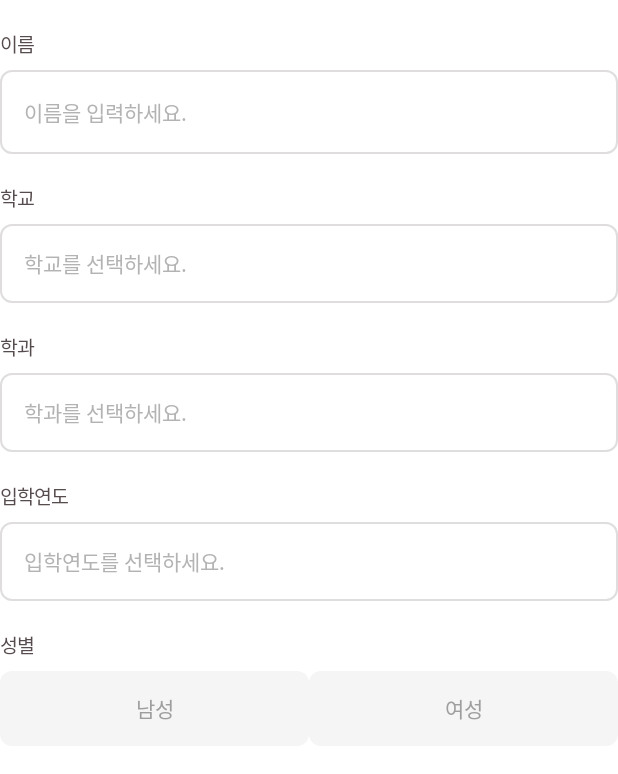
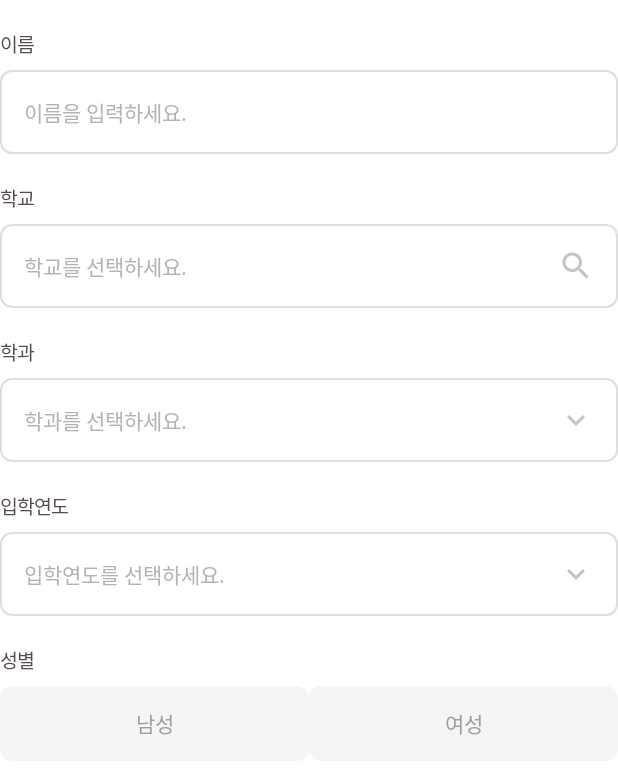
Before and after one commit to semothon/2025_TEAM_2_FE, an Android app built with Jetpack Compose: the @Preview function SignUpInfoPreview, on a phone screen of 412 x 824 dp. Shown: the top 774 px of the screen. Run offline under Robolectric (Android 15) with nearby library versions, the phone set to English and light mode, and no system bars.

Commit message:
Update SignUp

```diff
--- a/app/src/main/java/com/example/team2/presentation/signup/SignUpInfoScreen.kt
+++ b/app/src/main/java/com/example/team2/presentation/signup/SignUpInfoScreen.kt
@@ -1,21 +1,21 @@
 package com.example.team2.presentation.signup
 
-import androidx.compose.foundation.background
 import androidx.compose.foundation.border
 import androidx.compose.foundation.clickable
-import androidx.compose.foundation.layout.Box
+import androidx.compose.foundation.layout.Arrangement
 import androidx.compose.foundation.layout.Column
-import androidx.compose.foundation.layout.PaddingValues
 import androidx.compose.foundation.layout.Row
 import androidx.compose.foundation.layout.Spacer
 import androidx.compose.foundation.layout.fillMaxWidth
 import androidx.compose.foundation.layout.height
 import androidx.compose.foundation.layout.padding
 import androidx.compose.foundation.shape.RoundedCornerShape
-import androidx.compose.material3.Button
-import androidx.compose.material3.ButtonDefaults
+import androidx.compose.material.icons.Icons
+import androidx.compose.material.icons.filled.KeyboardArrowDown
+import androidx.compose.material.icons.filled.Search
 import androidx.compose.material3.DropdownMenu
 import androidx.compose.material3.DropdownMenuItem
+import androidx.compose.material3.Icon
 import androidx.compose.material3.OutlinedTextField
 import androidx.compose.material3.OutlinedTextFieldDefaults
 import androidx.compose.material3.Text
@@ -27,26 +27,26 @@ import androidx.compose.runtime.mutableStateOf
 import androidx.compose.runtime.remember
 import androidx.compose.runtime.saveable.rememberSaveable
 import androidx.compose.runtime.setValue
+import androidx.compose.ui.Alignment
 import androidx.compose.ui.Modifier
-import androidx.compose.ui.graphics.Color
+import androidx.compose.ui.platform.LocalSoftwareKeyboardController
 import androidx.compose.ui.text.TextStyle
 import androidx.compose.ui.tooling.preview.Preview
 import androidx.compose.ui.unit.dp
 import com.example.team2.presentation.component.CustomText
+import com.example.team2.presentation.signup.component.SignUpGenderButton
 import com.example.team2.presentation.signup.model.UserInfo
 import com.example.team2.ui.theme.Brown1
 import com.example.team2.ui.theme.Brown2
-import com.example.team2.ui.theme.Gray1
+import com.example.team2.ui.theme.Gray3
 import com.example.team2.ui.theme.Gray4
-import com.example.team2.ui.theme.Gray5
-import com.example.team2.ui.theme.MainColor
-import com.example.team2.ui.theme.MainWhite
 
 @Composable
 fun SignUpInfoScreen(viewModel: SignUpViewModel) {
+    val keyboardController = LocalSoftwareKeyboardController.current
     val univOptions = viewModel.univOptions.collectAsState()
+    val departmentOptions = viewModel.departmentOptions.collectAsState()
     val yearOptions = viewModel.yearOptions.collectAsState()
-    val departmentOptions = viewModel.departmentOptions.collectAsState()
     var userName by rememberSaveable { mutableStateOf("") }
     var univ by rememberSaveable { mutableStateOf("학교를 선택하세요.") }
     var department by rememberSaveable { mutableStateOf("학과를 선택하세요.") }
@@ -85,16 +85,27 @@ fun SignUpInfoScreen(viewModel: SignUpViewModel) {
         Spacer(Modifier.height(20.dp))
         CustomText("학교")
         Spacer(Modifier.height(8.dp))
-        Box(
+        Column {
+            Row(
                 modifier = Modifier
                     .fillMaxWidth()
                     .border(1.dp, Brown1.copy(alpha = 0.2f), RoundedCornerShape(8.dp))
                     .padding(16.dp)
-                .clickable { univExpanded = true },
+                    .clickable {
+                        keyboardController?.hide()
+                        univExpanded = true
+                    },
+                verticalAlignment = Alignment.CenterVertically,
+                horizontalArrangement = Arrangement.SpaceBetween
             ) {
                 Text(
                     text = univ,
                     style = TextStyle(color = if (univ == "학교를 선택하세요.") Gray4 else Brown2),
+                )
+                Icon(
+                    imageVector = Icons.Default.Search,
+                    contentDescription = "Search",
+                    tint = Gray3
                 )
             }
             DropdownMenu(
@@ -111,20 +122,29 @@ fun SignUpInfoScreen(viewModel: SignUpViewModel) {
                     )
                 }
             }
+        }
 
         Spacer(Modifier.height(20.dp))
         CustomText("학과")
         Spacer(Modifier.height(8.dp))
-        Box(
+        Column {
+            Row(
                 modifier = Modifier
                     .fillMaxWidth()
                     .border(1.dp, Brown1.copy(alpha = 0.2f), RoundedCornerShape(8.dp))
                     .padding(16.dp)
                     .clickable { departmentExpanded = true },
+                verticalAlignment = Alignment.CenterVertically,
+                horizontalArrangement = Arrangement.SpaceBetween
             ) {
                 Text(
                     text = department,
                     style = TextStyle(color = if (department == "학과를 선택하세요.") Gray4 else Brown2),
+                )
+                Icon(
+                    imageVector = Icons.Default.KeyboardArrowDown,
+                    contentDescription = "KeyboardArrowDown",
+                    tint = Gray3
                 )
             }
             DropdownMenu(
@@ -137,24 +157,33 @@ fun SignUpInfoScreen(viewModel: SignUpViewModel) {
                             department = option
                             departmentExpanded = false
                         },
-                    text = { Text(text = option) }
+                        text = { Text(text = option) },
                     )
+                }
             }
         }
 
         Spacer(Modifier.height(20.dp))
         CustomText("입학연도")
         Spacer(Modifier.height(8.dp))
-        Box(
+        Column {
+            Row(
                 modifier = Modifier
                     .fillMaxWidth()
                     .border(1.dp, Brown1.copy(alpha = 0.2f), RoundedCornerShape(8.dp))
                     .padding(16.dp)
-                .clickable { yearExpanded = true },
+                    .clickable { departmentExpanded = true },
+                verticalAlignment = Alignment.CenterVertically,
+                horizontalArrangement = Arrangement.SpaceBetween
             ) {
                 Text(
                     text = year,
                     style = TextStyle(color = if (year == "입학연도를 선택하세요.") Gray4 else Brown2),
+                )
+                Icon(
+                    imageVector = Icons.Default.KeyboardArrowDown,
+                    contentDescription = "KeyboardArrowDown",
+                    tint = Gray3
                 )
             }
             DropdownMenu(
@@ -167,8 +196,9 @@ fun SignUpInfoScreen(viewModel: SignUpViewModel) {
                             year = option
                             yearExpanded = false
                         },
-                    text = { Text(text = option) }
+                        text = { Text(text = option) },
                     )
+                }
             }
         }
 
@@ -176,52 +206,8 @@ fun SignUpInfoScreen(viewModel: SignUpViewModel) {
         CustomText("성별")
         Spacer(Modifier.height(8.dp))
         Row {
-            Button(
-                onClick = { gender = "남성" },
-                modifier = Modifier
-                    .weight(1f)
-                    .height(50.dp)
-                    .border(
-                        if (gender == "남성") 1.dp else 0.dp,
-                        if (gender == "남성") MainColor else Color.Transparent,
-                        RoundedCornerShape(8.dp)
-                    )
-                    .background(
-                        if (gender == "남성") MainWhite else Gray1,
-                        RoundedCornerShape(8.dp)
-                    ),
-                shape = RoundedCornerShape(8.dp),
-                colors = ButtonDefaults.buttonColors(containerColor = Color.Transparent),
-                contentPadding = PaddingValues(0.dp)
-            ) {
-                Text(
-                    text = "남성",
-                    style = TextStyle(color = if (gender == "남성") MainColor else Gray5)
-                )
-            }
-            Button(
-                onClick = { gender = "여성" },
-                modifier = Modifier
-                    .weight(1f)
-                    .height(50.dp)
-                    .border(
-                        if (gender == "여성") 1.dp else 0.dp,
-                        if (gender == "여성") MainColor else Color.Transparent,
-                        RoundedCornerShape(8.dp)
-                    )
-                    .background(
-                        if (gender == "여성") MainWhite else Gray1,
-                        RoundedCornerShape(8.dp)
-                    ),
-                shape = RoundedCornerShape(8.dp),
-                colors = ButtonDefaults.buttonColors(containerColor = Color.Transparent),
-                contentPadding = PaddingValues(0.dp)
-            ) {
-                Text(
-                    text = "여성",
-                    style = TextStyle(color = if (gender == "여성") MainColor else Gray5)
-                )
-            }
+            SignUpGenderButton(gender, "남성", Modifier.weight(1f)) { gender = "남성" }
+            SignUpGenderButton(gender, "여성", Modifier.weight(1f)) { gender = "여성" }
         }
     }
 }
--- a/app/src/main/java/com/example/team2/presentation/signup/SignUpProfileScreen.kt
+++ b/app/src/main/java/com/example/team2/presentation/signup/SignUpProfileScreen.kt
@@ -23,17 +23,13 @@ import androidx.compose.runtime.setValue
 import androidx.compose.ui.Alignment
 import androidx.compose.ui.Modifier
 import androidx.compose.ui.draw.clip
-import androidx.compose.ui.graphics.Color
 import androidx.compose.ui.platform.LocalSoftwareKeyboardController
 import androidx.compose.ui.res.painterResource
 import androidx.compose.ui.tooling.preview.Preview
 import androidx.compose.ui.unit.dp
-import com.example.team2.R
-import com.example.team2.presentation.component.SignUpRowTextAndButton
-import com.example.team2.presentation.signup.model.UserInfo
+import com.example.team2.presentation.signup.component.SignUpRowTextAndButton
 import com.example.team2.ui.theme.Brown2
 import com.example.team2.ui.theme.MainWhite
-import kotlin.random.Random
 
 @Composable
 fun SignUpProfileScreen(viewModel: SignUpViewModel) {
--- a/app/src/main/java/com/example/team2/presentation/signup/SignUpViewModel.kt
+++ b/app/src/main/java/com/example/team2/presentation/signup/SignUpViewModel.kt
@@ -3,19 +3,25 @@ package com.example.team2.presentation.signup
 import androidx.lifecycle.ViewModel
 import androidx.lifecycle.viewModelScope
 import com.example.team2.R
-import com.example.team2.presentation.signup.model.SignUp
+import com.example.team2.network.RetrofitClient
+import com.example.team2.network.model.ApiResponse
+import com.example.team2.network.model.SignUpRequest
+import com.example.team2.network.model.VerifyCodeCertRequest
+import com.example.team2.network.model.VerifyCodeRequest
 import com.example.team2.presentation.signup.model.TextValue
 import com.example.team2.presentation.signup.model.UserInfo
-import kotlinx.coroutines.delay
 import kotlinx.coroutines.flow.MutableStateFlow
 import kotlinx.coroutines.flow.StateFlow
 import kotlinx.coroutines.launch
+import retrofit2.Call
+import retrofit2.Callback
+import retrofit2.Response
 import java.time.Year
 import kotlin.random.Random
 
 class SignUpViewModel : ViewModel() {
-    private val _buttonEnableCheck = MutableStateFlow(false)
-    val buttonEnableCheck: StateFlow<Boolean> = _buttonEnableCheck
+    private val _isButtonEnable = MutableStateFlow(false)
+    val isButtonEnable: StateFlow<Boolean> = _isButtonEnable
 
     private val _signUpVerificationList = MutableStateFlow(
         listOf(
@@ -27,30 +33,63 @@ class SignUpViewModel : ViewModel() {
     )
     val signUpVerificationList: MutableStateFlow<List<TextValue>> = _signUpVerificationList
 
-    private suspend fun performNetworkCheck(info: SignUp): Boolean {
-        delay(100)
-        // 학교 학생 확인 되면
-        return true
+    private val _isCodeVerify = MutableStateFlow(false)
+    private val _userEmail = MutableStateFlow("")
+    private val _password = MutableStateFlow("")
+
+    fun univVerifyCodeRequest(email: String) {
+        val requestBody = VerifyCodeRequest(email)
+        viewModelScope.launch {
+            RetrofitClient.apiService.verifyCodeRequest(requestBody)
+                .enqueue(object : Callback<ApiResponse> {
+                    override fun onResponse(
+                        call: Call<ApiResponse>,
+                        response: Response<ApiResponse>
+                    ) {
+                        if (response.isSuccessful) {
+                            // 성공적인 응답 처리
+                            response.body()
+                        } else {
+//                            responseMessage = "Error: ${response.message()}"
+                        }
                     }
 
-    fun verification(user: SignUp) {
+                    override fun onFailure(call: Call<ApiResponse>, t: Throwable) {
+//                        responseMessage = "Request failed: ${t.message}"
+                    }
+                })
+        }
+    }
+
+    fun savePassword(password: String) {
+        if (_isCodeVerify.value) {
+            _password.value = password
+            _isButtonEnable.value = true
+        }
+    }
+
+    fun univVerifyCodeCertRequest(email: String, verificationCode: String) {
+        val requestBody = VerifyCodeCertRequest(email, verificationCode)
         viewModelScope.launch {
-            if (user.email.isNotEmpty()
-                && user.verificationCode.isNotEmpty()
-                && user.password.isNotEmpty()
-                && user.confirmPassword.isNotEmpty()
-            )
-                try {
-                    if (performNetworkCheck(user)) {
-                        _buttonEnableCheck.value = true
+            RetrofitClient.apiService.verifyCodeCertRequest(requestBody)
+                .enqueue(object : Callback<ApiResponse> {
+                    override fun onResponse(
+                        call: Call<ApiResponse>,
+                        response: Response<ApiResponse>
+                    ) {
+                        if (response.isSuccessful) {
+//                        responseMessage.value = response.body()?.message ?: "Success"
+                            _isCodeVerify.value = true
+                            _userEmail.value = email
                         } else {
-                        _buttonEnableCheck.value = false
+//                        responseMessage.value = "Error: ${response.message()}"
                         }
-                } catch (e: Exception) {
-                    _buttonEnableCheck.value = false
                     }
-            else
-                _buttonEnableCheck.value = false
+
+                    override fun onFailure(call: Call<ApiResponse>, t: Throwable) {
+//                    responseMessage.value = "Request failed: ${t.message}"
+                    }
+                })
         }
     }
 
@@ -60,25 +99,33 @@ class SignUpViewModel : ViewModel() {
     private val _departmentOptions = MutableStateFlow(listOf("소프트웨어융합학과", "컴퓨터공학과", "인공지능학과"))
     val departmentOptions: MutableStateFlow<List<String>> = _departmentOptions
 
-    private val _yearOptions = MutableStateFlow((2010..Year.now().value).map { it.toString() })
+    private val _yearOptions =
+        MutableStateFlow((Year.now().value..Year.now().value - 10).map { it.toString() })
     val yearOptions: MutableStateFlow<List<String>> = _yearOptions
 
-    private var _userInfo = MutableStateFlow(UserInfo("", "", "", "", ""))
-    val userInfo: MutableStateFlow<UserInfo> = _userInfo
+    private val _userInfo = MutableStateFlow(UserInfo("", "", "", "", ""))
+
+    fun buttonEnableFalse() {
+        _isButtonEnable.value = false
+    }
 
     fun infoSave(userInfo: UserInfo) {
-        viewModelScope.launch {
         if (userInfo.name.isNotEmpty()
             && userInfo.univ.isNotEmpty()
             && userInfo.department.isNotEmpty()
             && userInfo.year.isNotEmpty()
             && userInfo.gender.isNotEmpty()
         ) {
-                // 중복이 아니면
-                _buttonEnableCheck.value = true
-                _userInfo.value = userInfo
-            } else
-                _buttonEnableCheck.value = false
+            _userInfo.value = UserInfo(
+                userInfo.name,
+                userInfo.univ,
+                userInfo.department,
+                userInfo.year,
+                userInfo.gender
+            )
+            _isButtonEnable.value = true
+        } else {
+            _isButtonEnable.value = false
         }
     }
 
@@ -96,11 +143,6 @@ class SignUpViewModel : ViewModel() {
     val randomProfileIllustration: StateFlow<Int> = _randomProfileIllustration
 
     private var _nickName = MutableStateFlow("")
-    val nickName: StateFlow<String> = _nickName
-
-    fun buttonEnableFalse() {
-        _buttonEnableCheck.value = false
-    }
 
     fun refreshRandomProfileIllustration() {
         _randomProfileIllustration.value = imageResources[Random.nextInt(imageResources.size)]
@@ -109,11 +151,40 @@ class SignUpViewModel : ViewModel() {
     fun duplicationCheck(nickName: String) {
         _nickName.value = nickName
         // 중복이 아니면
-        if (nickName.isNotEmpty()) _buttonEnableCheck.value = true
-        else _buttonEnableCheck.value = false
+        if (nickName.isNotEmpty()) _isButtonEnable.value = true
+        else _isButtonEnable.value = false
     }
 
-    fun signUp(userInfo: UserInfo, profileIllustration: Int, nickName: String) {
-        // 회원가입 성공
+    fun signUp() {
+        val requestBody = SignUpRequest(
+            name = _userInfo.value.name,
+            password = _password.value,
+            year = _userInfo.value.year,
+            department = _userInfo.value.department,
+            gender = _userInfo.value.gender,
+            nickName = _nickName.value,
+            illustration = _randomProfileIllustration.value.toString(),
+            email = _userEmail.value
+        )
+        viewModelScope.launch {
+            RetrofitClient.apiService.signUpRequest(requestBody)
+                .enqueue(object : Callback<ApiResponse> {
+                    override fun onResponse(
+                        call: Call<ApiResponse>,
+                        response: Response<ApiResponse>
+                    ) {
+                        if (response.isSuccessful) {
+//                            responseMessage.value =
+//                                response.body()?.message ?: "Registration Successful"
+                        } else {
+//                            responseMessage.value = "Error: ${response.message()}"
                         }
                     }
+
+                    override fun onFailure(call: Call<ApiResponse>, t: Throwable) {
+//                        responseMessage.value = "Request failed: ${t.message}"
+                    }
+                })
+        }
+    }
+}
--- /dev/null
+++ b/app/src/main/java/com/example/team2/presentation/signup/component/SignUpGenderButton.kt
@@ -0,0 +1,45 @@
+package com.example.team2.presentation.signup.component
+
+import androidx.compose.foundation.background
+import androidx.compose.foundation.border
+import androidx.compose.foundation.layout.PaddingValues
+import androidx.compose.foundation.layout.height
+import androidx.compose.foundation.shape.RoundedCornerShape
+import androidx.compose.material3.Button
+import androidx.compose.material3.ButtonDefaults
+import androidx.compose.material3.Text
+import androidx.compose.runtime.Composable
+import androidx.compose.ui.Modifier
+import androidx.compose.ui.graphics.Color
+import androidx.compose.ui.text.TextStyle
+import androidx.compose.ui.unit.dp
+import com.example.team2.ui.theme.Gray1
+import com.example.team2.ui.theme.Gray5
+import com.example.team2.ui.theme.MainColor
+import com.example.team2.ui.theme.MainWhite
+
+@Composable
+fun SignUpGenderButton(gender: String, value: String, modifier: Modifier, onClick: () -> Unit) {
+    Button(
+        onClick = { onClick() },
+        modifier = modifier
+            .height(50.dp)
+            .border(
+                if (value == gender) 1.dp else 0.dp,
+                if (value == gender) MainColor else Color.Transparent,
+                RoundedCornerShape(8.dp)
+            )
+            .background(
+                if (value == gender) MainWhite else Gray1,
+                RoundedCornerShape(8.dp)
+            ),
+        shape = RoundedCornerShape(8.dp),
+        colors = ButtonDefaults.buttonColors(containerColor = Color.Transparent),
+        contentPadding = PaddingValues(0.dp)
+    ) {
+        Text(
+            text = value,
+            style = TextStyle(color = if (value == gender) MainColor else Gray5)
+        )
+    }
+}
--- a/app/src/main/java/com/example/team2/presentation/component/SignUpRowTextAndButton.kt
+++ b/app/src/main/java/com/example/team2/presentation/signup/component/SignUpRowTextAndButton.kt
@@ -1,4 +1,4 @@
-package com.example.team2.presentation.component
+package com.example.team2.presentation.signup.component
 
 import androidx.compose.foundation.background
 import androidx.compose.foundation.layout.Column
@@ -21,6 +21,7 @@ import androidx.compose.ui.text.TextStyle
 import androidx.compose.ui.text.input.PasswordVisualTransformation
 import androidx.compose.ui.text.input.VisualTransformation
 import androidx.compose.ui.unit.dp
+import com.example.team2.presentation.component.CustomText
 import com.example.team2.ui.theme.Brown1
 import com.example.team2.ui.theme.Brown2
 import com.example.team2.ui.theme.Gray3
--- a/app/src/main/java/com/example/team2/presentation/component/TopBar.kt
+++ b/app/src/main/java/com/example/team2/presentation/signup/component/SignUpTopBar.kt
@@ -1,4 +1,4 @@
-package com.example.team2.presentation.component
+package com.example.team2.presentation.signup.component
 
 import androidx.compose.foundation.layout.Box
 import androidx.compose.foundation.layout.Column
```
Also changed, not shown: app/src/main/java/com/example/team2/presentation/signup/SignUpScreen.kt (+32 -15 lines), app/src/main/java/com/example/team2/presentation/signup/SignUpVerificationScreen.kt (+7 -21 lines), app/src/main/java/com/example/team2/presentation/signup/model/SignUp.kt (deleted, +0 -8 lines). Lines whose indentation alone changed are shown as unchanged.
